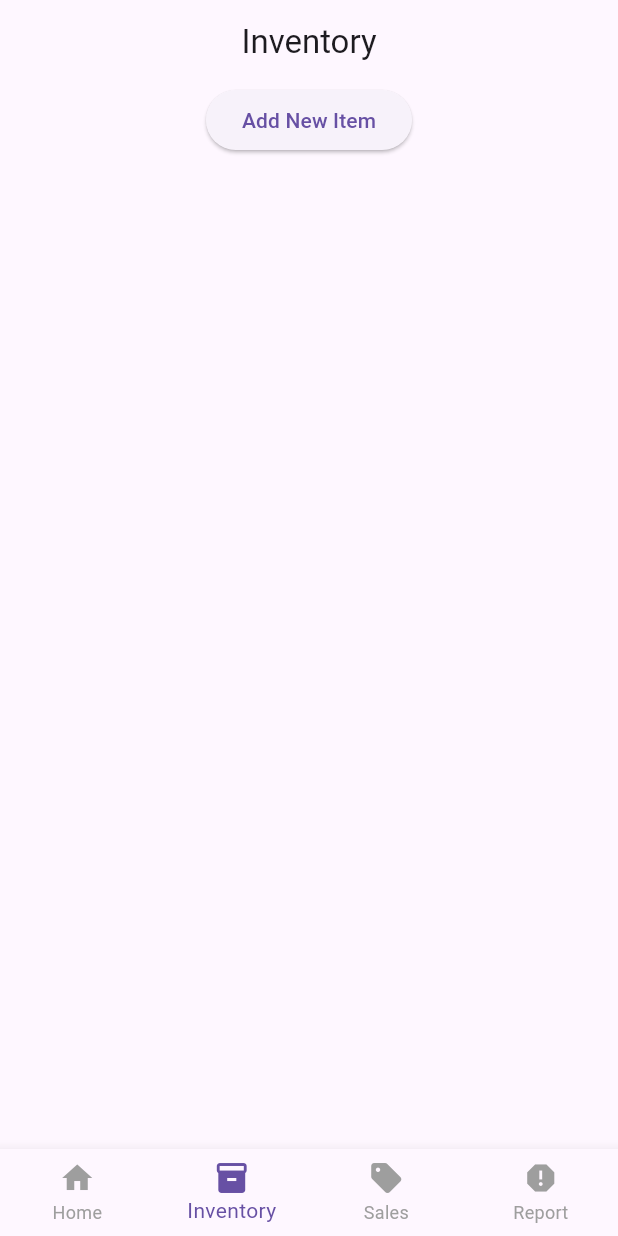
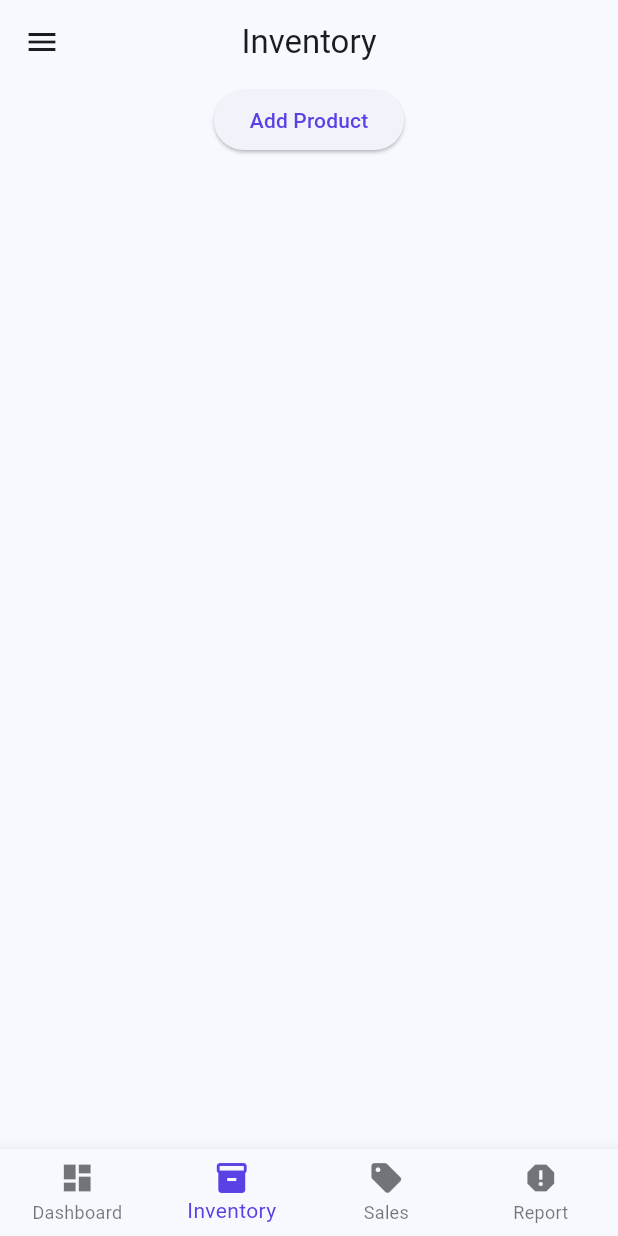
Before and after one commit to mehedienf/AmarDokan-flutter-project-for-university-course, a Flutter app: the screen it shows after launch, item 2 of the bottom bar chosen, on a phone screen of 412 x 824 dp. Run offline on Flutter 3.47's test engine with Material 3 defaults, Android fonts, the phone set to English and light mode, and no system bars.

Commit message:
implement bottom navigation with state management and update theme

```diff
--- a/TODO.txt
+++ b/TODO.txt
@@ -0,0 +1,31 @@
+class BottomNavbar extends StatelessWidget {
+  const BottomNavbar({super.key});
+
+  @override
+  Widget build(BuildContext context) {
+    final navigationProvider = Provider.of<NavigationProvider>(context);
+
+    return BottomNavigationBar(
+      currentIndex: navigationProvider.currentIndex,
+      onTap: (index) => navigationProvider.setCurrentIndex(index),
+      items: const [
+        BottomNavigationBarItem(
+          icon: Icon(Icons.dashboard),
+          label: 'Dashboard',
+        ),
+        BottomNavigationBarItem(
+          icon: Icon(Icons.inventory),
+          label: 'Inventory',
+        ),
+        BottomNavigationBarItem(
+          icon: Icon(Icons.sell),
+          label: 'Sales',
+        ),
+        BottomNavigationBarItem(
+          icon: Icon(Icons.report),
+          label: 'Report',
+        ),
+      ],
+    );
+  }
+}
--- a/lib/main.dart
+++ b/lib/main.dart
@@ -1,12 +1,16 @@
 import 'package:flutter/material.dart';
+
+import 'package:provider/provider.dart';
 import 'package:amar_dokan/providers/product_provider.dart';
-import 'package:provider/provider.dart';
+import 'package:amar_dokan/providers/navigation_provider.dart';
+
 import 'screens/home_screen.dart';
 
 void main() {
   runApp(MultiProvider(
     providers: [
       ChangeNotifierProvider(create: (_) => ProductProvider()),
+      ChangeNotifierProvider(create: (_) => NavigationProvider()),
     ],
     child: const MainApp(title: 'AmarDokan'),
   ));
@@ -20,9 +24,14 @@ class MainApp extends StatelessWidget {
   Widget build(BuildContext context) {
     return MaterialApp(
       theme: ThemeData(
-        primarySwatch: Colors.blue,
+        colorScheme: ColorScheme.fromSeed(
+          seedColor: Colors.blue,
+          primary: const Color.fromARGB(255, 88, 66, 229),
+          secondary: Colors.blueAccent,
+        ),
         // bottomAppBarColor: Colors.white,
       ),
+      themeMode: ThemeMode.light,
       title: 'AmarDokan',
       home: HomeScreen(),
       debugShowCheckedModeBanner: false,
--- /dev/null
+++ b/lib/models/page_model.dart
@@ -0,0 +1,8 @@
+import 'package:flutter/material.dart';
+
+class Pages {
+  final String title;
+  final Widget page;
+
+  Pages(this.title, this.page);
+}
--- /dev/null
+++ b/lib/providers/navigation_provider.dart
@@ -0,0 +1,12 @@
+import 'package:flutter/material.dart';
+
+class NavigationProvider extends ChangeNotifier {
+  int _currentIndex = 0;
+
+  int get currentIndex => _currentIndex;
+
+  void setCurrentIndex(int index) {
+    _currentIndex = index;
+    notifyListeners();
+  }
+}
--- a/lib/screens/home_screen.dart
+++ b/lib/screens/home_screen.dart
@@ -1,4 +1,11 @@
+import 'package:amar_dokan/widgets/bottom_navbar.dart';
 import 'package:flutter/material.dart';
+
+import 'package:amar_dokan/models/page_model.dart';
+
+import 'package:provider/provider.dart';
+import 'package:amar_dokan/providers/navigation_provider.dart';
+
 import 'package:amar_dokan/screens/dashboard_screen.dart';
 import 'package:amar_dokan/screens/inventory_screen.dart';
 import 'package:amar_dokan/screens/report_screen.dart';
@@ -11,48 +18,45 @@ class HomeScreen extends StatefulWidget {
 }
 
 class _HomeScreenState extends State<HomeScreen> {
-  int _currentIndex = 0;
-
-  final List<Widget> _pages = [
-    DashboardScreen(),
-    InventoryScreen(),
-    SalesScreen(),
-    ReportScreen(),
-  ];
-
-  final List<String> _titles = [
-    'Dashboard',
-    'Inventory',
-    'Sales',
-    'Report',
+  final List<Pages> _pages = [
+    Pages('Dashboard', DashboardScreen()),
+    Pages('Inventory', InventoryScreen()),
+    Pages('Sales', SalesScreen()),
+    Pages('Report', ReportScreen()),
   ];
 
   @override
   Widget build(BuildContext context) {
+    final navigationProvider = context.watch<NavigationProvider>();
+
     return Scaffold(
-      appBar: AppBar(title: Text(_titles[_currentIndex], style: TextStyle(fontSize: 22)), centerTitle: true),
-      body: _pages[_currentIndex],
-      // bottomNavigationBar: MyBottomNavBar(currentIndex: _currentIndex, onTap: (i) => setState(() => _currentIndex = i),),
-      bottomNavigationBar: BottomNavigationBar(
-        type: BottomNavigationBarType.fixed,
-        backgroundColor: Theme.of(context).colorScheme.surface,
-        selectedItemColor: Theme.of(context).colorScheme.primary,
-        unselectedItemColor: Colors.grey,
-        showUnselectedLabels: true,
-        currentIndex: _currentIndex, // Set the current index
-        onTap: (index) {
-          setState(() => _currentIndex = index);
-        }, // Update the current index on tap
-        items: const [
-          BottomNavigationBarItem(icon: Icon(Icons.home), label: 'Home'),
-          BottomNavigationBarItem(
-            icon: Icon(Icons.inventory),
-            label: 'Inventory',
-          ),
-          BottomNavigationBarItem(icon: Icon(Icons.sell), label: 'Sales'),
-          BottomNavigationBarItem(icon: Icon(Icons.report), label: 'Report'),
-        ],
+      appBar: AppBar(
+        title: Text(_pages[navigationProvider.currentIndex].title, style: TextStyle(fontSize: 22)),
+        centerTitle: true,
       ),
+      body: IndexedStack(
+        // IndexedStack use korchi jate page switch korar somoy state maintain thake, jodi amra direct page.page use kortam tahole page switch korar somoy state loss hoye jeto
+        index: navigationProvider.currentIndex,
+        children: _pages.map((page) => page.page).toList(),
+      ),
+      drawer: Drawer(
+        child: ListView(
+          padding: EdgeInsets.zero,
+          children: [
+            const DrawerHeader(child: Text('InvoSys')),
+            ListTile(
+              leading: Icon(Icons.star, color: Colors.amber),
+              title: Text('Home'),
+              subtitle: Text('Dashboard Screen'),
+              trailing: Icon(Icons.chevron_right),
+              selectedTileColor: Colors.grey.shade200,
+              onTap: () {},
+              selected: true,
+            ),
+          ],
+        ),
+      ),
+      bottomNavigationBar: BottomNavbar(),
     );
   }
 }
--- a/lib/screens/inventory_screen.dart
+++ b/lib/screens/inventory_screen.dart
@@ -164,17 +164,10 @@ class InventoryScreen extends StatelessWidget {
       mainAxisAlignment: .center,
       children: [
         ElevatedButton(
-          // onPressed: () {
-          //   Provider.of<ProductProvider>(
-          //     context,
-          //     listen: false,
-          //   ).addProduct(Product(name: 'Pen', price: 5, quantity: 10));
-          // },
           onPressed: () {
             _showAddProductDialog(context);
           },
-
-          child: Text('Add New Item'),
+          child: Text('Add Product'),
         ),
         SizedBox(height: 2),
         Expanded(
--- /dev/null
+++ b/lib/widgets/bottom_navbar.dart
@@ -0,0 +1,36 @@
+import 'package:flutter/material.dart';
+import 'package:provider/provider.dart';
+
+import 'package:amar_dokan/providers/navigation_provider.dart';
+
+class BottomNavbar extends StatelessWidget {
+  const BottomNavbar({super.key});
+
+  @override
+  Widget build(BuildContext context) {
+    // final navigationProvider = Provider.of<NavigationProvider>(context);
+    final navigationProvider = context.watch<NavigationProvider>();
+
+    return BottomNavigationBar(
+      type: BottomNavigationBarType.fixed,
+      backgroundColor: Theme.of(context).colorScheme.surface,
+      selectedItemColor: Theme.of(context).colorScheme.primary,
+      unselectedItemColor: Theme.of(context).colorScheme.onSurface.withValues(alpha: 0.6),
+      showUnselectedLabels: true,
+      currentIndex: navigationProvider.currentIndex,
+      onTap: (index) => navigationProvider.setCurrentIndex(index),
+      items: const [
+        BottomNavigationBarItem(
+          icon: Icon(Icons.dashboard),
+          label: 'Dashboard',
+        ),
+        BottomNavigationBarItem(
+          icon: Icon(Icons.inventory),
+          label: 'Inventory',
+        ),
+        BottomNavigationBarItem(icon: Icon(Icons.sell), label: 'Sales'),
+        BottomNavigationBarItem(icon: Icon(Icons.report), label: 'Report'),
+      ],
+    );
+  }
+}
```
